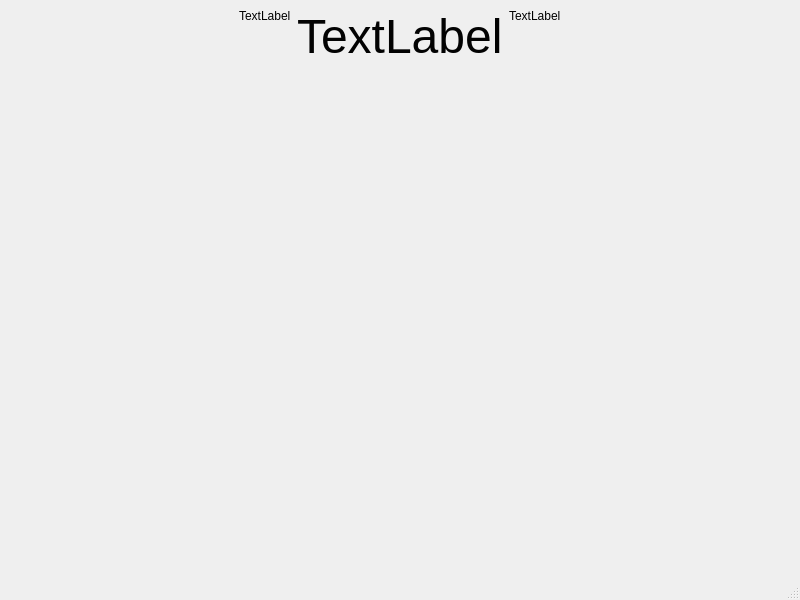
Before: the Qt Designer form viewers_view.ui in GroupOfRobots/TwitchGo-Bot, drawn with Qt 5.
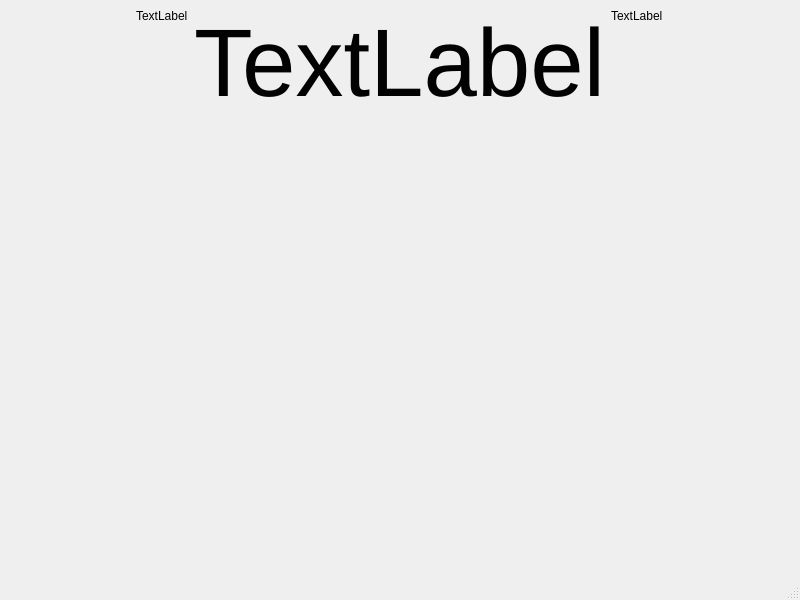
After: the same form once the commit is applied.

Patch:
```diff
--- a/viewers_view.ui
+++ b/viewers_view.ui
@@ -798,7 +798,7 @@
           </property>
           <property name="font">
            <font>
-            <pointsize>36</pointsize>
+            <pointsize>72</pointsize>
            </font>
           </property>
           <property name="text">
@@ -1945,7 +1945,7 @@
       </property>
       <property name="font">
        <font>
-        <pointsize>12</pointsize>
+        <pointsize>72</pointsize>
        </font>
       </property>
       <property name="text">
```
